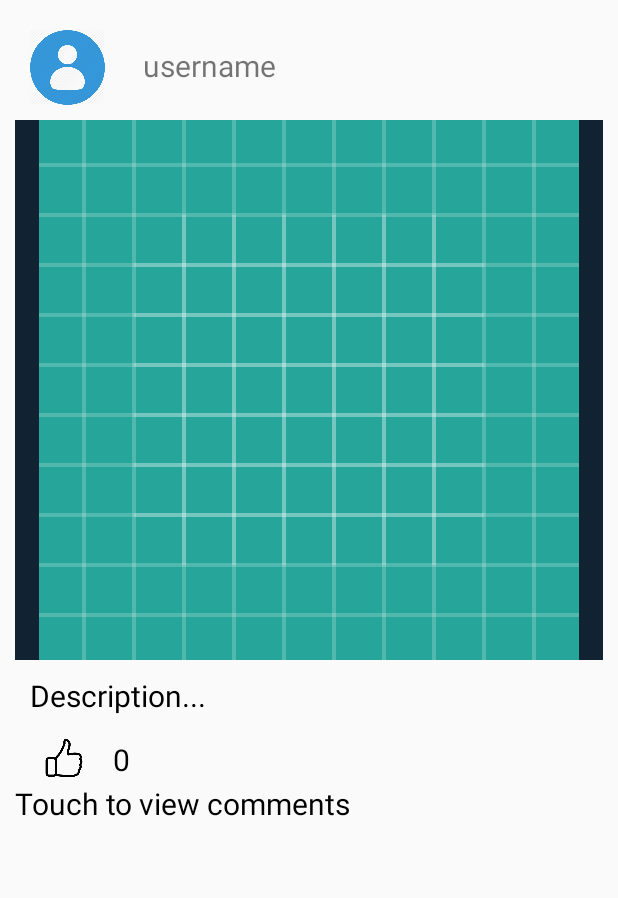
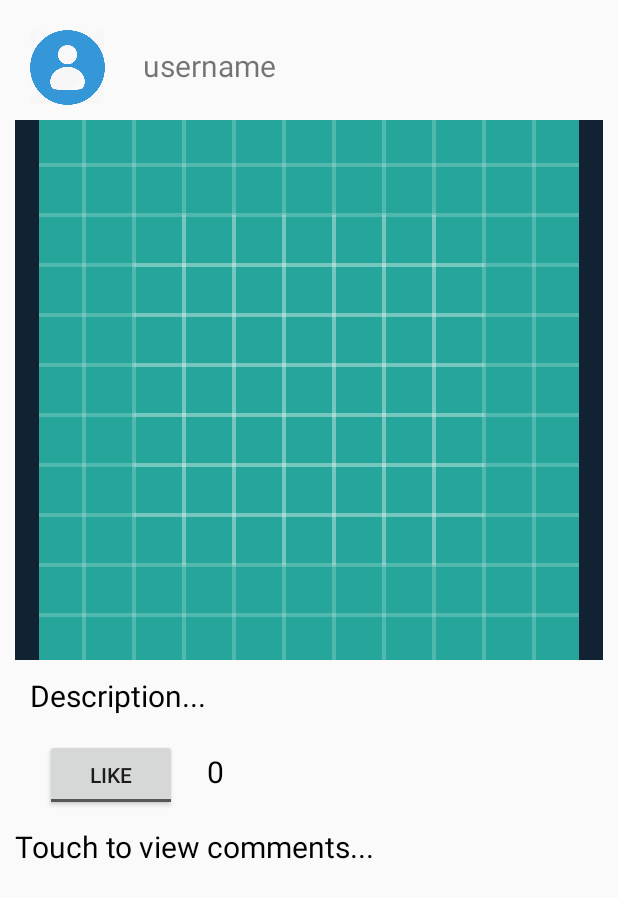
Before and after one commit to logancrocker/rgram, an Android app: the layout moment.xml on its own in the app's theme, with its tools: preview values and no code run, on a phone screen of 412 x 824 dp. Shown: the top 898 px of the screen. Run offline under Robolectric (Android 15) with nearby library versions, the light colour scheme and no system bars.

Commit message:
toggle button for like button

```diff
--- a/source/app/src/main/java/com/rgram/rgram/DiscoverAdapter.java
+++ b/source/app/src/main/java/com/rgram/rgram/DiscoverAdapter.java
@@ -13,6 +13,7 @@ import android.widget.Button;
 import android.widget.EditText;
 import android.widget.ImageView;
 import android.widget.TextView;
+import android.widget.ToggleButton;
 
 import com.firebase.ui.database.FirebaseRecyclerAdapter;
 import com.firebase.ui.database.FirebaseRecyclerOptions;
@@ -46,7 +47,7 @@ public class DiscoverAdapter extends BaseAdapter {
         TextView username;
         ImageView img;
         TextView description;
-        ImageView likeBtn;
+        ToggleButton likeBtn;
         TextView likeCount;
         TextView submitComment;
     }
--- a/source/app/src/main/res/layout/moment.xml
+++ b/source/app/src/main/res/layout/moment.xml
@@ -56,11 +56,13 @@
                 android:layout_height="wrap_content"
                 android:layout_marginTop="5dp">
 
-                <ImageView
-                    android:layout_width="25dp"
-                    android:layout_height="25dp"
+                <ToggleButton
+                    android:layout_width="wrap_content"
+                    android:layout_height="wrap_content"
                     android:layout_marginLeft="20dp"
-                    android:src="@drawable/like"
+                    android:checked="false"
+                    android:textOff="Like"
+                    android:textOn="Unlike"
                     android:id="@+id/like"/>
 
                 <TextView
@@ -78,10 +80,10 @@
 
                 android:layout_height="wrap_content"
                 android:layout_width="wrap_content"
-                android:text="Touch to view comments"
+                android:text="Touch to view comments..."
                 android:textSize="20dp"
                 android:textColor="#000"
-                android:layout_marginTop="2dp"
+                android:layout_marginTop="10dp"
                 android:id="@+id/submitComment"/>
 
         </LinearLayout>
```
